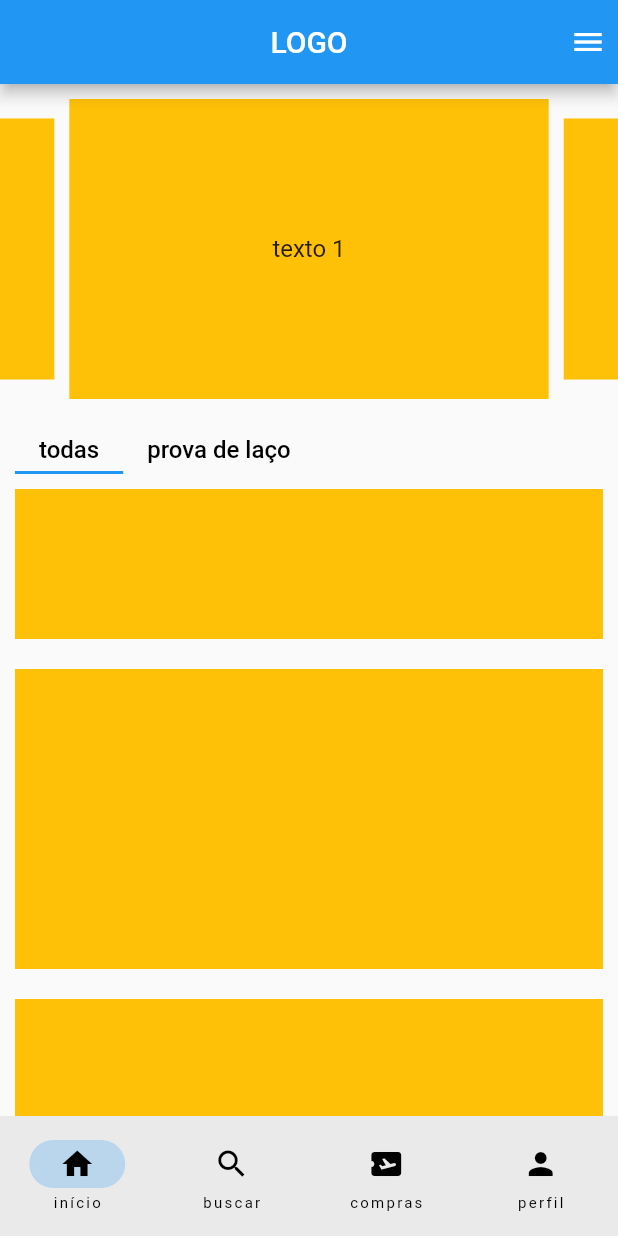
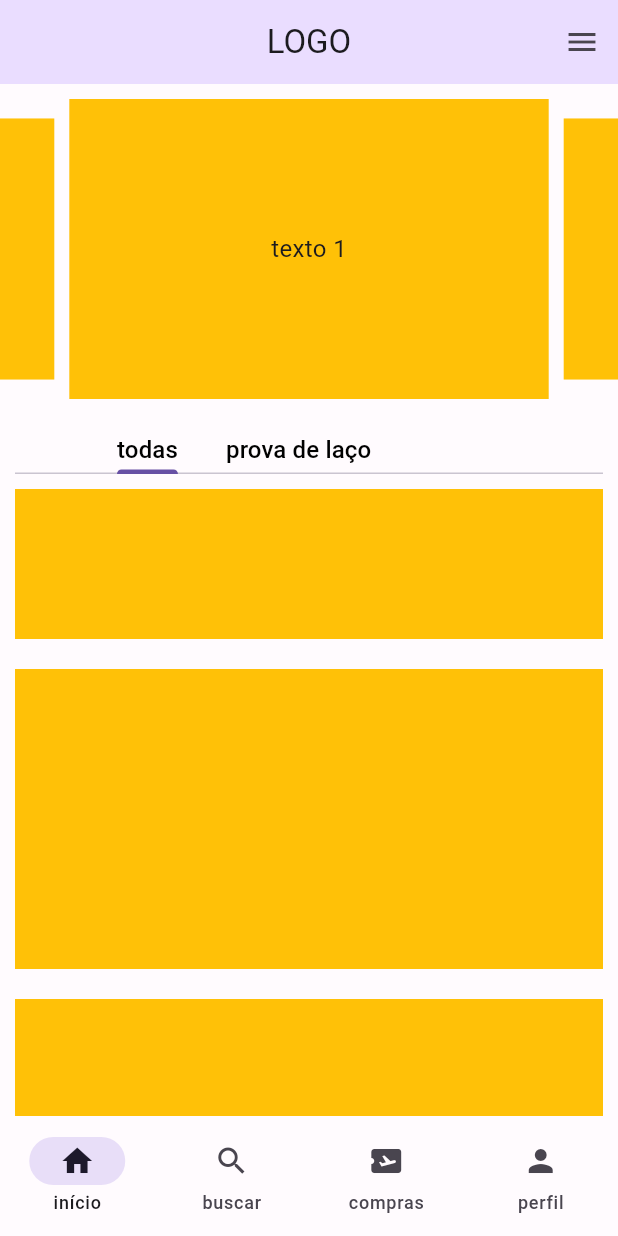
Before and after one commit to WordSystemLTDA/glauber, a Flutter app: the screen it shows after launch, on a phone screen of 412 x 824 dp. Run offline on Flutter 3.47's test engine with Material 2 defaults, Android fonts, the phone set to English and light mode, and no system bars; drawn by our look-alikes of carousel_slider.

Commit message:
mudanças

```diff
--- a/lib/main.dart
+++ b/lib/main.dart
@@ -1,5 +1,10 @@
 import 'package:flutter/material.dart';
+import 'package:glauber/src/compartilhado/theme/theme_data.dart';
+
 import 'package:glauber/src/modulos/home/home.dart';
+import 'package:glauber/src/modulos/login/login.dart';
+import 'package:glauber/src/modulos/cadastrar/cadastrar.dart';
+import 'package:glauber/src/modulos/selecionar_ingresso/selecionar_ingresso.dart';
 
 void main() {
   runApp(const MyApp());
@@ -12,8 +17,15 @@ class MyApp extends StatelessWidget {
     return MaterialApp(
       title: 'glauber',
       debugShowCheckedModeBanner: false,
-      theme: ThemeData(primaryColor: Colors.black),
-      home: Home(),
+      theme: lightTheme,
+      darkTheme: darkTheme,
+      initialRoute: '/home',
+      routes: {
+        '/home': (context) => Home(),
+        '/login': (context) => Login(),
+        '/cadastrar': (context) => Cadastrar(),
+        '/selecionar_ingresso': (context) => SelecionarIngresso(),
+      },
     );
   }
 }
--- /dev/null
+++ b/lib/src/compartilhado/theme/theme_data.dart
@@ -0,0 +1,25 @@
+import 'package:flutter/material.dart';
+
+part 'color_schemes.g.dart';
+
+ThemeData get darkTheme => ThemeData(
+      useMaterial3: true,
+      colorScheme: _darkColorScheme,
+      appBarTheme: AppBarTheme(
+        centerTitle: true,
+        backgroundColor: _darkColorScheme.primaryContainer,
+      ),
+    );
+
+ThemeData get lightTheme => ThemeData(
+      useMaterial3: true,
+      colorScheme: _lightColorScheme,
+      appBarTheme: AppBarTheme(
+        centerTitle: true,
+        backgroundColor: _lightColorScheme.primaryContainer,
+      ),
+      floatingActionButtonTheme: FloatingActionButtonThemeData(
+        backgroundColor: _lightColorScheme.primary,
+        foregroundColor: _lightColorScheme.onPrimary,
+      ),
+    );
--- a/lib/src/modulos/home/home.dart
+++ b/lib/src/modulos/home/home.dart
@@ -1,3 +1,5 @@
+import 'dart:math';
+
 import 'package:flutter/material.dart';
 import 'package:glauber/src/modulos/home/widgets/buscar.dart';
 import 'package:glauber/src/modulos/home/widgets/compras.dart';
@@ -26,12 +28,6 @@ class _HomeState extends State<Home> {
       appBar: AppBar(
         title: Text('LOGO'),
         centerTitle: true,
-        actions: const [
-          Padding(
-            padding: EdgeInsets.all(8.0),
-            child: Icon(Icons.menu),
-          )
-        ],
       ),
       body: pages[page_index],
       bottomNavigationBar: NavigationBar(
@@ -49,6 +45,80 @@ class _HomeState extends State<Home> {
             NavigationDestination(icon: Icon(Icons.airplane_ticket), label: 'compras'),
             NavigationDestination(icon: Icon(Icons.person), label: 'perfil')
           ]),
+      endDrawer: Drawer(
+        child: ListView(
+          children: [
+            DrawerHeader(
+              decoration: BoxDecoration(color: Colors.deepPurple),
+              child: Center(
+                child: Container(
+                  width: 50,
+                  height: 50,
+                  decoration: BoxDecoration(color: Colors.white, shape: BoxShape.circle),
+                ),
+              ),
+            ),
+            Column(children: [
+              ListTile(
+                onTap: () {
+                  setState(() {
+                    page_index = 0;
+                  });
+                  Navigator.pop(context);
+                },
+                leading: Icon(Icons.home),
+                title: Text('Início'),
+                trailing: Icon(Icons.arrow_forward),
+              ),
+              const Divider(height: 0, indent: 10, endIndent: 10, color: Colors.black),
+              ListTile(
+                onTap: () {
+                  setState(() {
+                    page_index = 1;
+                  });
+                  Navigator.pop(context);
+                },
+                leading: Icon(Icons.search),
+                title: Text('Buscar'),
+                trailing: Icon(Icons.arrow_forward),
+              ),
+              const Divider(height: 0, indent: 10, endIndent: 10, color: Colors.black),
+              ListTile(
+                onTap: () {
+                  setState(() {
+                    page_index = 2;
+                  });
+                  Navigator.pop(context);
+                },
+                leading: Icon(Icons.airplane_ticket),
+                title: Text('Compras'),
+                trailing: Icon(Icons.arrow_forward),
+              ),
+              const Divider(height: 0, indent: 10, endIndent: 10, color: Colors.black),
+              ListTile(
+                onTap: () {
+                  setState(() {
+                    page_index = 3;
+                  });
+                  Navigator.pop(context);
+                },
+                leading: Icon(Icons.person),
+                title: Text('Perfil'),
+                trailing: Icon(Icons.arrow_forward),
+              ),
+              const Divider(height: 0, indent: 10, endIndent: 10, color: Colors.black),
+              ListTile(
+                onTap: () {},
+                leading: Icon(Icons.logout),
+                title: Text('Logout'),
+                // trailing: Icon(Icons),
+              ),
+              const Divider(height: 0, indent: 10, endIndent: 10, color: Colors.black),
+            ])
+          ],
+        ),
+      ),
+      endDrawerEnableOpenDragGesture: false,
     );
   }
 }
--- a/lib/src/modulos/home/widgets/inicio.dart
+++ b/lib/src/modulos/home/widgets/inicio.dart
@@ -39,7 +39,11 @@ class _InicioState extends State<Inicio> with TickerProviderStateMixin {
           items: [1, 2, 3, 4, 5].map((i) {
             return Builder(
               builder: (BuildContext context) {
-                return Container(
+                return GestureDetector(
+                  onTap: () {
+                    Navigator.pushNamed(context, '/selecionar_ingresso');
+                  },
+                  child: Container(
                       width: MediaQuery.of(context).size.width,
                       margin: EdgeInsets.symmetric(horizontal: 5.0),
                       decoration: BoxDecoration(color: Colors.amber),
@@ -48,7 +52,8 @@ class _InicioState extends State<Inicio> with TickerProviderStateMixin {
                           'texto $i',
                           style: TextStyle(fontSize: 16.0),
                         ),
-                    ));
+                      )),
+                );
               },
             );
           }).toList(),
```
Also changed, not shown: lib/src/modulos/cadastrar/cadastrar.dart (added, +112 -0 lines), lib/src/modulos/home/widgets/perfil.dart (+7 -8 lines), lib/src/modulos/login/login.dart (added, +140 -0 lines), lib/src/modulos/selecionar_ingresso/selecionar_ingresso.dart (added, +107 -0 lines), lib/src/compartilhado/theme/color_schemes.g.dart (added). Lines whose indentation alone changed are shown as unchanged.
